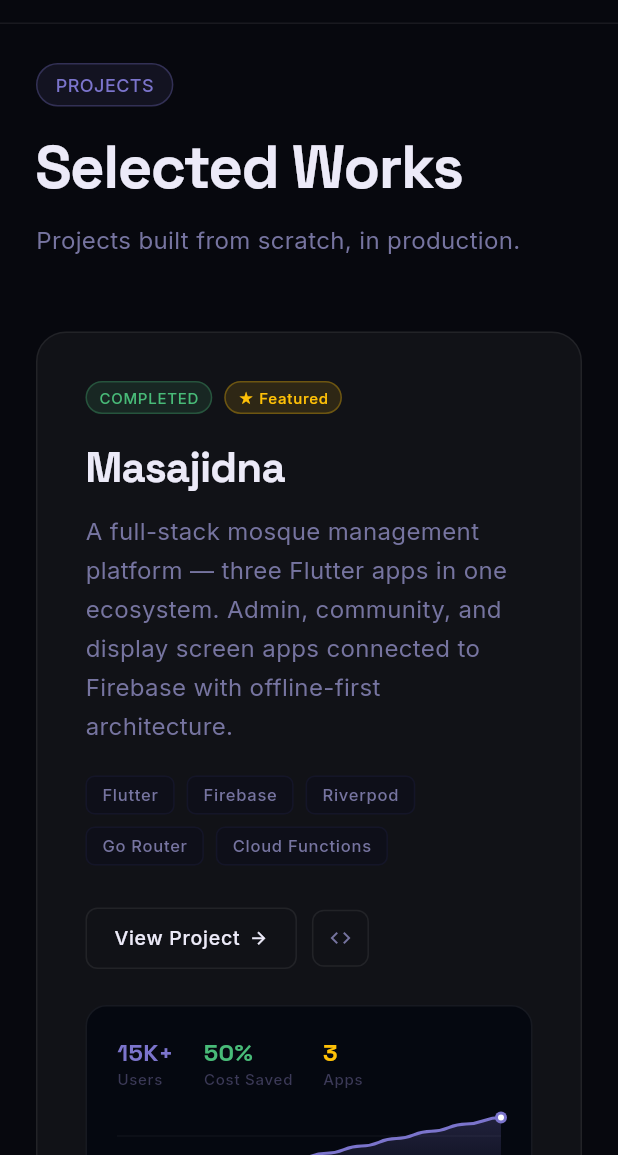
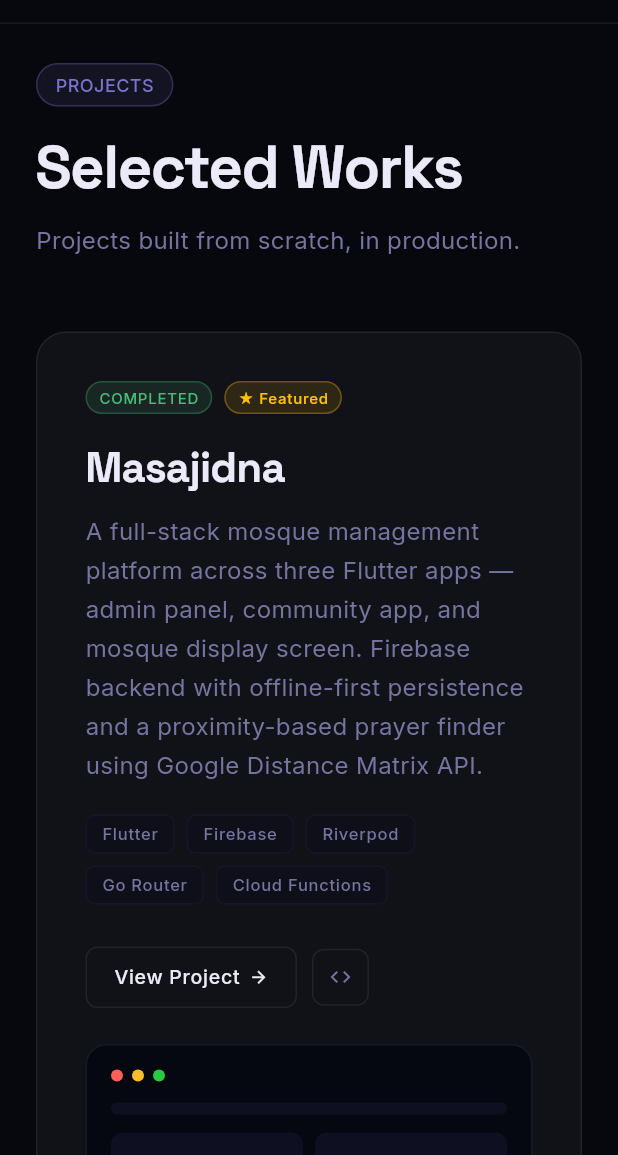
Before and after one commit to osamawaseem1/flutter-portfolio, a Flutter app: the screen it shows after launch, after a tap on "View My Work", on a phone screen of 412 x 824 dp, the part 81-1236 px from its top. Run offline on Flutter 3.47's test engine with Material 3 defaults, Android fonts, the phone set to English and light mode, and no system bars; drawn by our look-alikes of flutter_animate; our stand-ins replace visibility_detector; missing offline and left inert: dart:html.

Commit message:
Update portfolio content, replace phone mockup with code windows, centre hero text

```diff
--- a/lib/core/constants/app_constants.dart
+++ b/lib/core/constants/app_constants.dart
@@ -17,13 +17,13 @@ class AppConstants {
   static const String aboutBio =
       'Flutter developer based in Auckland, New Zealand. I build production-grade mobile apps with clean architecture, smart state management, and a genuine obsession with UI quality. '
       'I go beyond simple screens — working with proximity logic, Firestore cost optimisation, and complex state flows. '
-      'Currently contributing to Halal Kiwi, New Zealand\'s leading Muslim directory app. Previously led mobile development on Masajidna — a full-stack mosque management platform serving 15K+ users across three Flutter apps.';
+      'Currently contributing to Halal Kiwi, New Zealand\'s leading Muslim directory app. Previously built Masajidna — a full-stack mosque management platform across three Flutter apps.';
 
   // Stats
   static const List<Map<String, String>> stats = [
     {'value': '2+', 'label': 'Apps Shipped'},
     {'value': '4.8', 'label': 'Avg Store Rating'},
-    {'value': '15K+', 'label': 'Users Reached'},
+    {'value': '3', 'label': 'Apps Built'},
     {'value': '4+', 'label': 'Years Experience'},
   ];
 
--- a/lib/features/home/widgets/experience_section.dart
+++ b/lib/features/home/widgets/experience_section.dart
@@ -29,12 +29,12 @@ const _experiences = [
   _ExperienceData(
     role: 'Flutter Developer',
     company: 'Halal Kiwi',
-    period: 'Aug 2024 – Present',
+    period: 'Jan 2023 – Present',
     type: 'Full-time',
     bullets: [
       'Redesigned the app\'s UI end to end — identified the need, planned the design, and delivered it without being directed',
-      'Built a significantly improved search experience that made finding listings faster and more intuitive',
-      'Reduced Firestore database read costs by reworking how data was structured and fetched, improving load times',
+      'Added fuzzy search which improved search experience that made finding listings faster and more intuitive',
+      'Reduced Firestore database read costs by reworking how data was structured and fetched, improving app load times',
     ],
     icon: Icons.restaurant,
     color: AppColors.green,
@@ -42,12 +42,12 @@ const _experiences = [
   _ExperienceData(
     role: 'Mobile Lead',
     company: 'Masajidna (Personal Project)',
-    period: 'Oct 2022 – Jul 2024',
+    period: 'Nov 2025 – Feb 2026',
     type: 'Personal Project',
     bullets: [
       'Built a "Catch Prayer" feature that finds mosques a user can reach before prayer starts using Google Distance Matrix API',
-      'Redesigned Firestore data model to embed prayer times inside mosque document — 50% read reduction',
-      'Added offline-first Firestore persistence, reducing repeat reads by 70–90% for returning users',
+      'Designed the Firestore data model from scratch — embedded prayer times in the mosque document to minimise read costs',
+      'Added offline-first architecture using Firestore persistence to reduce repeat reads for returning users',
       'Secured the platform with Firebase App Check, rate limiting, and query size restrictions',
     ],
     icon: Icons.mosque,
@@ -143,9 +143,9 @@ class ExperienceSection extends StatelessWidget {
                 children: [
                   Expanded(
                     child: _EducationCard(
-                      degree: 'Bachelor of Computer Science',
+                      degree: 'Bachelor of Computer and Information Sciences',
                       school: 'Auckland University of Technology (AUT)',
-                      period: '2025 – 2028 (in progress)',
+                      period: 'Jul 2024 – Present',
                       icon: Icons.school_outlined,
                       color: AppColors.accent,
                     ),
--- a/lib/features/home/widgets/projects_section.dart
+++ b/lib/features/home/widgets/projects_section.dart
@@ -1,5 +1,5 @@
-import 'dart:math' as math;
 import 'package:flutter/material.dart';
+import 'package:flutter_animate/flutter_animate.dart';
 import 'package:url_launcher/url_launcher.dart';
 import '../../../core/constants/app_colors.dart';
 import '../../../core/constants/app_text_styles.dart';
@@ -37,7 +37,7 @@ const _projects = [
   _ProjectData(
     name: 'Masajidna',
     description:
-        'A full-stack mosque management platform — three Flutter apps in one ecosystem. Admin, community, and display screen apps connected to Firebase with offline-first architecture.',
+        'A full-stack mosque management platform across three Flutter apps — admin panel, community app, and mosque display screen. Firebase backend with offline-first persistence and a proximity-based prayer finder using Google Distance Matrix API.',
     statusBadge: 'COMPLETED',
     starLabel: '★ Featured',
     tags: ['Flutter', 'Firebase', 'Riverpod', 'Go Router', 'Cloud Functions'],
@@ -235,7 +235,7 @@ class _FeaturedProjectCardState extends State<_FeaturedProjectCard> {
         children: [
           Expanded(flex: 55, child: _buildLeft(p)),
           const SizedBox(width: 32),
-          Expanded(flex: 45, child: _ChartPanel(accentColor: p.accentColor)),
+          Expanded(flex: 45, child: _UIMockupPanel(accentColor: p.accentColor)),
         ],
       ),
     );
@@ -247,7 +247,7 @@ class _FeaturedProjectCardState extends State<_FeaturedProjectCard> {
       children: [
         _buildLeft(p),
         const SizedBox(height: 24),
-        SizedBox(height: 180, child: _ChartPanel(accentColor: p.accentColor)),
+        SizedBox(height: 180, child: _UIMockupPanel(accentColor: p.accentColor)),
       ],
     );
   }
@@ -310,9 +310,9 @@ class _FeaturedProjectCardState extends State<_FeaturedProjectCard> {
   }
 }
 
-class _ChartPanel extends StatelessWidget {
+class _UIMockupPanel extends StatelessWidget {
   final Color accentColor;
-  const _ChartPanel({required this.accentColor});
+  const _UIMockupPanel({required this.accentColor});
 
   @override
   Widget build(BuildContext context) {
@@ -322,36 +322,47 @@ class _ChartPanel extends StatelessWidget {
         borderRadius: BorderRadius.circular(14),
         border: Border.all(color: AppColors.glassBorder),
       ),
-      padding: const EdgeInsets.all(20),
+      padding: const EdgeInsets.all(16),
       child: Column(
         crossAxisAlignment: CrossAxisAlignment.start,
         children: [
+          // Window chrome dots
+          Row(
+            children: const [
+              _WinDot(color: Color(0xFFFF5F57)),
+              SizedBox(width: 6),
+              _WinDot(color: Color(0xFFFFBD2E)),
+              SizedBox(width: 6),
+              _WinDot(color: Color(0xFF28CA41)),
+            ],
+          ),
+          const SizedBox(height: 14),
+          // Navbar skeleton
+          _SkeletonBar(widthFactor: 1.0, height: 8, delay: 0, accentColor: accentColor),
+          const SizedBox(height: 12),
+          // Two cards
           Row(
             children: [
-              _MiniStat(label: 'Users', value: '15K+', color: accentColor),
-              const SizedBox(width: 20),
-              _MiniStat(label: 'Cost Saved', value: '50%', color: const Color(0xFF48BB78)),
-              const SizedBox(width: 20),
-              _MiniStat(label: 'Apps', value: '3', color: Colors.amber),
+              Expanded(child: _SkeletonCard(delay: 200, accentColor: accentColor)),
+              const SizedBox(width: 8),
+              Expanded(child: _SkeletonCard(delay: 400, accentColor: accentColor)),
             ],
           ),
-          const SizedBox(height: 16),
-          Expanded(
-            child: CustomPaint(
-              painter: _LinechartPainter(accentColor: accentColor),
-              size: Size.infinite,
-            ),
-          ),
           const SizedBox(height: 12),
+          // Text lines
+          _SkeletonBar(widthFactor: 0.85, height: 6, delay: 600, accentColor: accentColor),
+          const SizedBox(height: 7),
+          _SkeletonBar(widthFactor: 0.65, height: 6, delay: 800, accentColor: accentColor),
+          const SizedBox(height: 7),
+          _SkeletonBar(widthFactor: 0.45, height: 6, delay: 1000, accentColor: accentColor),
+          const Spacer(),
+          // Buttons
           Row(
-            mainAxisAlignment: MainAxisAlignment.spaceBetween,
-            children: ['Jan', 'Mar', 'May', 'Jul', 'Sep', 'Nov']
-                .map((m) => Text(
-                      m,
-                      style: AppTextStyles.labelMedium.copyWith(
-                          fontSize: 10, color: AppColors.textMuted),
-                    ))
-                .toList(),
+            children: [
+              _SkeletonBtn(delay: 1200, accentColor: accentColor),
+              const SizedBox(width: 8),
+              _SkeletonBtn(delay: 1400, accentColor: accentColor),
+            ],
           ),
         ],
       ),
@@ -359,107 +370,111 @@ class _ChartPanel extends StatelessWidget {
   }
 }
 
-class _MiniStat extends StatelessWidget {
-  final String label;
-  final String value;
+class _WinDot extends StatelessWidget {
   final Color color;
-  const _MiniStat({required this.label, required this.value, required this.color});
+  const _WinDot({required this.color});
 
   @override
   Widget build(BuildContext context) {
-    return Column(
-      crossAxisAlignment: CrossAxisAlignment.start,
-      children: [
-        Text(value,
-            style: AppTextStyles.headingSmall
-                .copyWith(fontSize: 16, color: color, fontWeight: FontWeight.w700)),
-        Text(label,
-            style: AppTextStyles.labelMedium
-                .copyWith(fontSize: 10, color: AppColors.textMuted)),
-      ],
+    return Container(
+      width: 8,
+      height: 8,
+      decoration: BoxDecoration(color: color, shape: BoxShape.circle),
     );
   }
 }
 
-class _LinechartPainter extends CustomPainter {
+class _SkeletonBar extends StatelessWidget {
+  final double widthFactor;
+  final double height;
+  final int delay;
   final Color accentColor;
-  const _LinechartPainter({required this.accentColor});
+  const _SkeletonBar({
+    required this.widthFactor,
+    required this.height,
+    required this.delay,
+    required this.accentColor,
+  });
 
   @override
-  void paint(Canvas canvas, Size size) {
-    // Values go high→low because y=0 is the top; this produces an upward line left→right.
-    final points = [0.95, 0.88, 0.80, 0.72, 0.62, 0.52, 0.44, 0.36, 0.28, 0.20, 0.12, 0.05];
-    final w = size.width;
-    final h = size.height;
-
-    final gridPaint = Paint()
-      ..color = Colors.white.withOpacity(0.04)
-      ..strokeWidth = 1;
-    for (int i = 1; i <= 4; i++) {
-      final y = h * i / 4;
-      canvas.drawLine(Offset(0, y), Offset(w, y), gridPaint);
-    }
-
-    final linePaint = Paint()
-      ..color = accentColor
-      ..strokeWidth = 2.0
-      ..style = PaintingStyle.stroke
-      ..strokeCap = StrokeCap.round
-      ..strokeJoin = StrokeJoin.round;
-
-    final fillPaint = Paint()
-      ..shader = LinearGradient(
-        begin: Alignment.topCenter,
-        end: Alignment.bottomCenter,
-        colors: [
-          accentColor.withOpacity(0.25),
-          accentColor.withOpacity(0.0),
-        ],
-      ).createShader(Rect.fromLTWH(0, 0, w, h))
-      ..style = PaintingStyle.fill;
-
-    final n = points.length;
-    final path = Path();
-    final fillPath = Path();
-
-    Offset? prev;
-    for (int i = 0; i < n; i++) {
-      final x = w * i / (n - 1);
-      final y = h * points[i];
-      final current = Offset(x, y);
-
-      if (i == 0) {
-        path.moveTo(x, y);
-        fillPath.moveTo(x, y);
-      } else {
-        final cpX = (prev!.dx + x) / 2;
-        path.cubicTo(cpX, prev.dy, cpX, y, x, y);
-        fillPath.cubicTo(cpX, prev.dy, cpX, y, x, y);
-      }
-      prev = current;
-    }
-
-    fillPath.lineTo(w, h);
-    fillPath.lineTo(0, h);
-    fillPath.close();
-
-    canvas.drawPath(fillPath, fillPaint);
-    canvas.drawPath(path, linePaint);
-
-    canvas.drawCircle(
-      Offset(w, h * points.last),
-      4,
-      Paint()..color = accentColor,
-    );
-    canvas.drawCircle(
-      Offset(w, h * points.last),
-      2,
-      Paint()..color = Colors.white,
+  Widget build(BuildContext context) {
+    return LayoutBuilder(
+      builder: (context, constraints) {
+        return Container(
+          width: constraints.maxWidth * widthFactor,
+          height: height,
+          decoration: BoxDecoration(
+            color: const Color(0xFF0E0F20),
+            borderRadius: BorderRadius.circular(4),
+          ),
+        )
+            .animate(onPlay: (c) => c.repeat(), delay: Duration(milliseconds: delay))
+            .shimmer(duration: 1800.ms, color: accentColor.withOpacity(0.12));
+      },
     );
   }
+}
+
+class _SkeletonCard extends StatelessWidget {
+  final int delay;
+  final Color accentColor;
+  const _SkeletonCard({required this.delay, required this.accentColor});
 
   @override
-  bool shouldRepaint(_LinechartPainter old) => old.accentColor != accentColor;
+  Widget build(BuildContext context) {
+    return Container(
+      height: 52,
+      padding: const EdgeInsets.all(10),
+      decoration: BoxDecoration(
+        color: const Color(0xFF0E0F20),
+        borderRadius: BorderRadius.circular(8),
+      ),
+      child: Column(
+        crossAxisAlignment: CrossAxisAlignment.start,
+        mainAxisAlignment: MainAxisAlignment.center,
+        children: [
+          Container(
+            height: 6,
+            decoration: BoxDecoration(
+              color: const Color(0xFF161728),
+              borderRadius: BorderRadius.circular(3),
+            ),
+          ),
+          const SizedBox(height: 6),
+          Container(
+            height: 6,
+            width: 40,
+            decoration: BoxDecoration(
+              color: const Color(0xFF161728),
+              borderRadius: BorderRadius.circular(3),
+            ),
+          ),
+        ],
+      ),
+    )
+        .animate(onPlay: (c) => c.repeat(), delay: Duration(milliseconds: delay))
+        .shimmer(duration: 1800.ms, color: accentColor.withOpacity(0.12));
+  }
+}
+
+class _SkeletonBtn extends StatelessWidget {
+  final int delay;
+  final Color accentColor;
+  const _SkeletonBtn({required this.delay, required this.accentColor});
+
+  @override
+  Widget build(BuildContext context) {
+    return Container(
+      width: 72,
+      height: 28,
+      decoration: BoxDecoration(
+        color: const Color(0xFF0E0F20),
+        borderRadius: BorderRadius.circular(6),
+      ),
+    )
+        .animate(onPlay: (c) => c.repeat(), delay: Duration(milliseconds: delay))
+        .shimmer(duration: 1800.ms, color: accentColor.withOpacity(0.12));
+  }
 }
 
 class _ProjectCard extends StatefulWidget {
```
Also changed, not shown: lib/features/home/widgets/hero_section.dart (+142 -143 lines).
